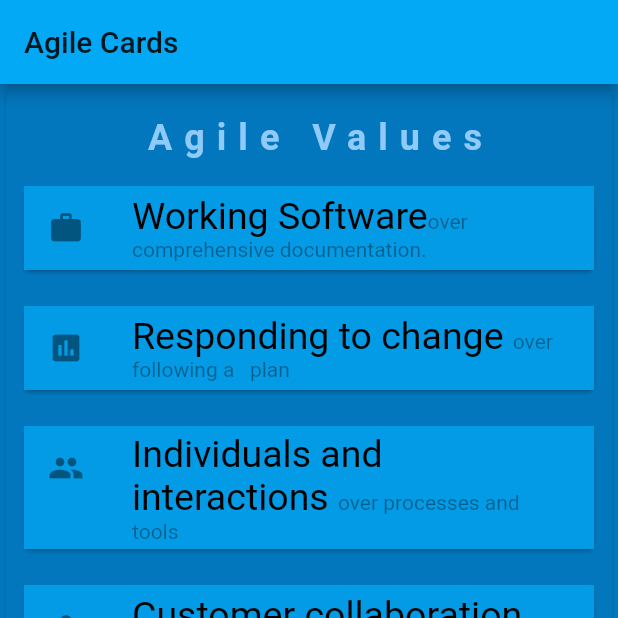
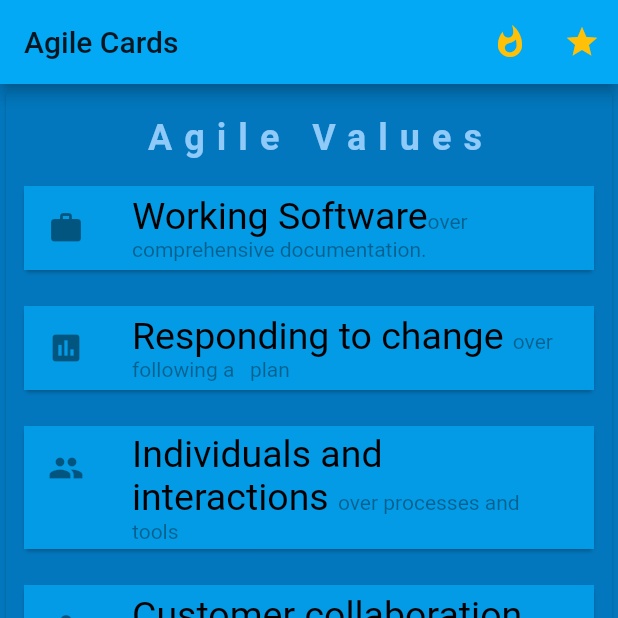
Before and after one commit to ammanath/agileCards, a Flutter app: the screen it shows after launch, on a phone screen of 412 x 824 dp, the top half of it. Run offline on Flutter 3.47's test engine with Material 2 defaults, Android fonts, the phone set to English and light mode, and no system bars; drawn by our look-alikes of scrollable_positioned_list; our stand-ins replace animated_text_kit, google_fonts.

Commit message:
added icon for whatsapp and rate

```diff
--- a/lib/agileCardsHomeWidget.dart
+++ b/lib/agileCardsHomeWidget.dart
@@ -17,7 +17,22 @@ class AgileCardsHomeWidget extends StatelessWidget {
     return SafeArea(
       child: Scaffold(
         appBar: AppBar(title: Text('Agile Cards'), actions: <Widget>[
-
+          IconButton(
+            icon: Icon(Icons.whatshot),
+            color: Colors.amber,
+            onPressed: () {
+            },
+          ),
+          // action button
+          IconButton(
+            icon: Icon(Icons.star),
+            color: Colors.amber,
+            onPressed: () {
+              dlw.itemScrollController.jumpTo(
+                index: 1,
+              );
+            },
+          ),
         ]),
         body: SingleChildScrollView(
           child: dlw,
```
